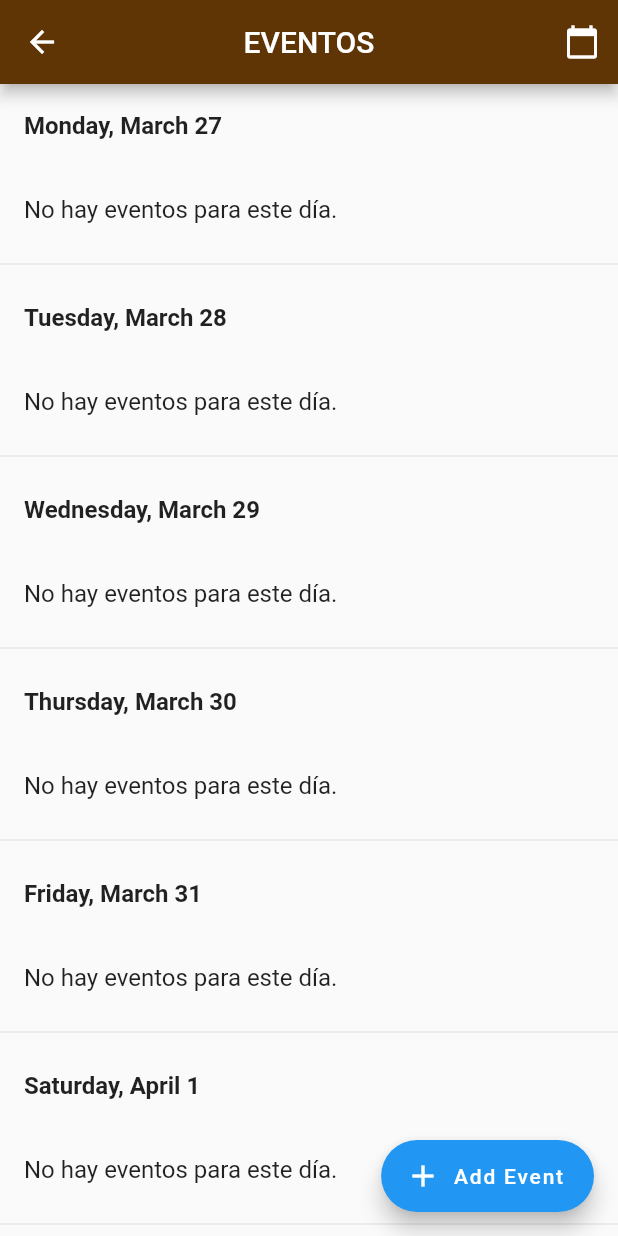
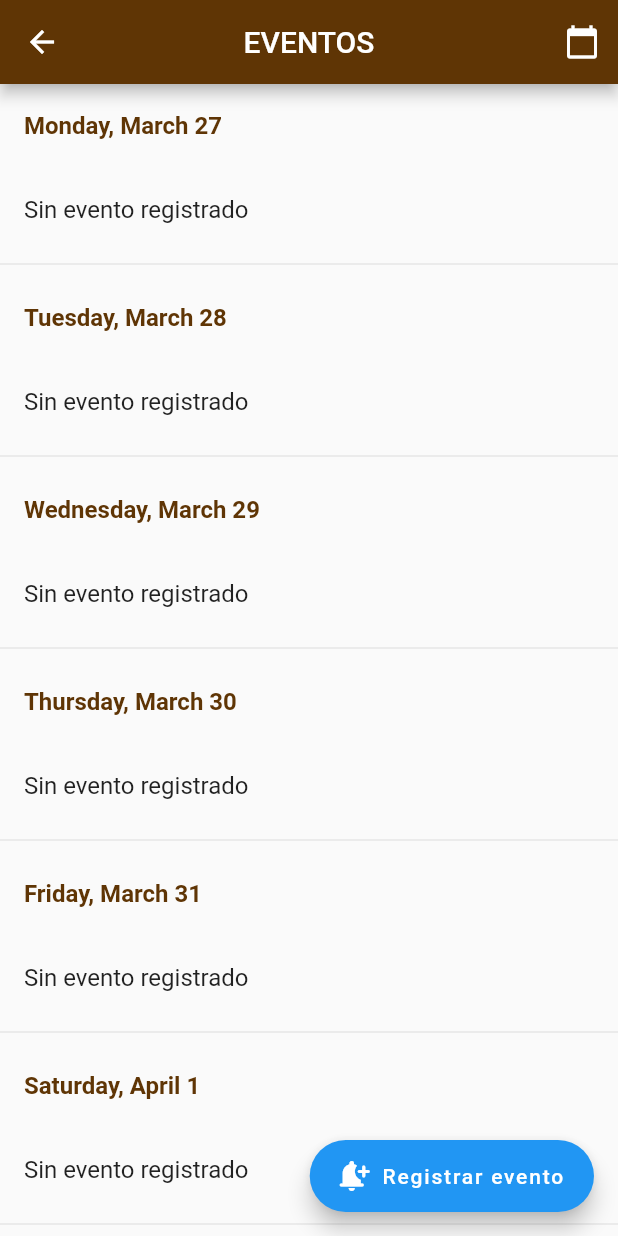
Before and after one commit to angelestrada99/Programacion_movil_7, a Flutter app: the EventScreen screen opened by its route, after a tap on the "list" icon, on a phone screen of 412 x 824 dp. Run offline on Flutter 3.47's test engine with Material 2 defaults, Android fonts, the phone set to English and light mode, and no system bars; our stand-ins replace concentric_transition, email_validator, get, image_picker, lottie, shared_preferences and 4 more; missing offline and left inert: day_night_switcher; accounts and stored records are empty.

Commit message:
practica4

```diff
--- a/lib/main.dart
+++ b/lib/main.dart
@@ -5,13 +5,14 @@ import 'package:flutter_1/pages/onboarding_page.dart';
 import 'package:flutter_1/provider/flags_provider.dart';
 import 'package:flutter_1/provider/theme_provider.dart';
 import 'package:flutter_1/routes.dart';
+import 'package:intl/date_symbol_data_local.dart';
 import 'package:provider/provider.dart';
 import 'package:sizer/sizer.dart';
 
 void main() async {
   WidgetsFlutterBinding.ensureInitialized;
   //await Firebase.initializeApp();
-  runApp(MyApp());
+  initializeDateFormatting().then((_) => runApp(MyApp()));
 }
 
 class MyApp extends StatelessWidget {
--- a/lib/screens/add_post_screen.dart
+++ b/lib/screens/add_post_screen.dart
@@ -30,8 +30,8 @@ class _AddPostScreenState extends State<AddPostScreen> {
           padding: EdgeInsets.all(15),
           height: 350,
           decoration: BoxDecoration(
-            color: Colors.amber,
-            border: Border.all(color: Colors.greenAccent),
+            color: Colors.green,
+            border: Border.all(color: Colors.black),
           ),
           child: Column(
             //mainAxisAlignment: MainAxisAlignment.center,
--- a/lib/screens/events_screen.dart
+++ b/lib/screens/events_screen.dart
@@ -1,6 +1,10 @@
+import 'package:day_night_switcher/day_night_switcher.dart';
+import 'package:flutter_1/provider/theme_provider.dart';
+import 'package:flutter_1/settings/styles_settings.dart';
 import 'package:intl/intl.dart';
 import 'package:flutter/material.dart';
 import 'package:flutter_1/models/evento_model.dart';
+import 'package:provider/provider.dart';
 import 'package:table_calendar/table_calendar.dart';
 import 'package:flutter_1/database/database_helper.dart';
 
@@ -10,6 +14,7 @@ class EventScreen extends StatefulWidget {
 }
 
 class _EventScreenState extends State<EventScreen> {
+  bool isDarkModeEnabled = false;
   Map<DateTime, List<EventoModel>>? selectedEvents;
   CalendarFormat format = CalendarFormat.month;
   DateTime selectedDay = DateTime.now();
@@ -18,7 +23,7 @@ class _EventScreenState extends State<EventScreen> {
   bool isCalendarView = true;
   EventoModel? evento;
 
-  TextEditingController _eventController = TextEditingController();
+  final TextEditingController _eventController = TextEditingController();
 
   @override
   void initState() {
@@ -49,14 +54,16 @@ class _EventScreenState extends State<EventScreen> {
 
   @override
   Widget build(BuildContext context) {
+    ThemeProvider theme = Provider.of<ThemeProvider>(context);
     return Scaffold(
       appBar: AppBar(
-        title: Text("EVENTOS"),
+        title: const Text("EVENTOS"),
         centerTitle: true,
         actions: [
           IconButton(
-            icon:
-                isCalendarView ? Icon(Icons.list) : Icon(Icons.calendar_today),
+            icon: isCalendarView
+                ? const Icon(Icons.list)
+                : const Icon(Icons.calendar_today),
             onPressed: () {
               setState(() {
                 isCalendarView = !isCalendarView;
@@ -69,7 +76,7 @@ class _EventScreenState extends State<EventScreen> {
         future: database!.getAllEventos(),
         builder: (context, snapshot) {
           if (snapshot.connectionState == ConnectionState.waiting) {
-            return Center(child: CircularProgressIndicator());
+            return const Center(child: CircularProgressIndicator());
           } else if (snapshot.hasData) {
             selectedEvents = {};
             for (var evento in snapshot.data!) {
@@ -80,9 +87,11 @@ class _EventScreenState extends State<EventScreen> {
               selectedEvents![fechaEvento]!.add(evento);
             }
             return isCalendarView
-                ? Column(
+                ? SingleChildScrollView(
+                    child: Column(
                       children: [
                         TableCalendar(
+                          locale: 'es_Es',
                           focusedDay: selectedDay,
                           firstDay: DateTime.utc(2023, 01, 01),
                           lastDay: DateTime.utc(2024, 01, 01),
@@ -96,7 +105,8 @@ class _EventScreenState extends State<EventScreen> {
                           daysOfWeekVisible: true,
 
                           //Day Changed
-                        onDaySelected: (DateTime selectDay, DateTime focusDay) {
+                          onDaySelected:
+                              (DateTime selectDay, DateTime focusDay) {
                             setState(() {
                               selectedDay = selectDay;
                               focusedDay = focusDay;
@@ -115,17 +125,10 @@ class _EventScreenState extends State<EventScreen> {
                               shape: BoxShape.rectangle,
                               borderRadius: BorderRadius.circular(5.0),
                             ),
-                          selectedTextStyle: TextStyle(color: Colors.white),
+                            selectedTextStyle:
+                                const TextStyle(color: Colors.white),
                             todayDecoration: BoxDecoration(
-                            color: Color.fromARGB(255, 135, 67, 180),
-                            shape: BoxShape.rectangle,
-                            borderRadius: BorderRadius.circular(5.0),
-                          ),
-                          defaultDecoration: BoxDecoration(
-                            shape: BoxShape.rectangle,
-                            borderRadius: BorderRadius.circular(5.0),
-                          ),
-                          weekendDecoration: BoxDecoration(
+                              color: const Color.fromARGB(255, 135, 67, 180),
                               shape: BoxShape.rectangle,
                               borderRadius: BorderRadius.circular(5.0),
                             ),
@@ -136,10 +139,10 @@ class _EventScreenState extends State<EventScreen> {
                             titleCentered: true,
                             formatButtonShowsNext: false,
                             formatButtonDecoration: BoxDecoration(
-                            color: Colors.blue,
+                              color: Colors.orange,
                               borderRadius: BorderRadius.circular(5.0),
                             ),
-                          formatButtonTextStyle: TextStyle(
+                            formatButtonTextStyle: const TextStyle(
                               color: Colors.white,
                             ),
                           ),
@@ -150,43 +153,38 @@ class _EventScreenState extends State<EventScreen> {
                               if (events.isNotEmpty) {
                                 int daysDifference =
                                     date.difference(DateTime.now()).inDays;
-                              EventoModel eventito = events[0] as EventoModel;
-                              bool? completado = eventito.completado;
-                              if (daysDifference >= 1) {
-                                // Event is today
-                                decoration = BoxDecoration(
+                                EventoModel Eventstatus =
+                                    events[0] as EventoModel;
+                                bool? completado = Eventstatus.completado;
+                                if (daysDifference >= 2 && !completado!) {
+                                  decoration = const BoxDecoration(
                                     shape: BoxShape.rectangle,
                                     color: Colors.lime,
                                   );
-                                textStyle = TextStyle(color: Colors.white);
-                              } else if (daysDifference >= -1 &&
-                                  daysDifference < 1) {
-                                // Event is in 1 or 2 days
-                                decoration = BoxDecoration(
+                                  textStyle =
+                                      const TextStyle(color: Colors.white);
+                                } else if (daysDifference >= 0 &&
+                                    daysDifference < 2 &&
+                                    !completado!) {
+                                  decoration = const BoxDecoration(
                                     shape: BoxShape.rectangle,
                                     color: Colors.yellow,
                                   );
                                 } else if (daysDifference < 0 && !completado!) {
-                                // Event has passed and not completed
-                                decoration = BoxDecoration(
+                                  decoration = const BoxDecoration(
                                     shape: BoxShape.rectangle,
                                     color: Colors.red,
                                   );
-                                textStyle = TextStyle(color: Colors.white);
-                              } else if (daysDifference < 0 && completado!) {
-                                // Event has passed and not completed
-                                decoration = BoxDecoration(
+                                  textStyle =
+                                      const TextStyle(color: Colors.white);
+                                } else if (daysDifference < 0 && completado! ||
+                                    daysDifference >= 0 && completado!) {
+                                  decoration = const BoxDecoration(
                                     shape: BoxShape.rectangle,
                                     color: Colors.green,
                                   );
-                                textStyle = TextStyle(color: Colors.white);
-                              } else if (completado!) {
-                                // Event has passed and not completed
-                                decoration = BoxDecoration(
-                                  shape: BoxShape.rectangle,
-                                  color: Colors.green,
-                                );
-                                textStyle = TextStyle(color: Colors.white);
+                                  textStyle =
+                                      const TextStyle(color: Colors.white);
                                 }
                               }
                               return Container(
@@ -212,26 +210,27 @@ class _EventScreenState extends State<EventScreen> {
                                   ),
                                 ),
                                 IconButton(
-                                icon: Icon(Icons.visibility),
+                                  icon: const Icon(Icons.visibility),
                                   onPressed: () {
                                     Navigator.pushNamed(context, '/modify',
                                             arguments: event)
                                         .then((value) {
                                       setState(() {
-                                      Navigator.pushNamed(context, '/eventos');
+                                        Navigator.pushNamed(context, '/events');
                                       });
                                     });
                                   },
                                 ),
                                 IconButton(
-                                icon: Icon(Icons.delete),
+                                  icon: const Icon(Icons.delete),
                                   onPressed: () {
                                     showDialog(
                                         context: context,
                                         builder: (context) => AlertDialog(
-                                            title: Text('Confirmar borrado'),
-                                            content:
-                                                Text('Deseas borrar el post?'),
+                                              title: const Text(
+                                                  'Confirmar borrado'),
+                                              content: const Text(
+                                                  'Deseas borrar el post?'),
                                               actions: [
                                                 TextButton(
                                                     onPressed: () {
@@ -241,6 +240,15 @@ class _EventScreenState extends State<EventScreen> {
                                                               event.idEvento!,
                                                               'idEvento')
                                                           .then((value) {
+                                                        var msg = value > 0
+                                                            ? 'Evento eliminado'
+                                                            : 'Ocurrio un error';
+                                                        var snackBar = SnackBar(
+                                                            content: Text(msg));
+                                                        ScaffoldMessenger.of(
+                                                                context)
+                                                            .showSnackBar(
+                                                                snackBar);
                                                         setState(() {});
                                                       });
                                                       Navigator.pop(context);
@@ -259,13 +267,30 @@ class _EventScreenState extends State<EventScreen> {
                             ),
                           ),
                         ),
+                        const Divider(),
+                        const Text('TEMA',
+                            style: TextStyle(fontWeight: FontWeight.bold)),
+                        DayNightSwitcher(
+                          isDarkModeEnabled: isDarkModeEnabled,
+                          onStateChanged: (isDarkModeEnabled) {
+                            isDarkModeEnabled
+                                ? theme.setthemeData(
+                                    StylesSettings.darkTheme(context))
+                                : theme.setthemeData(
+                                    StylesSettings.lightTheme(context));
+                            this.isDarkModeEnabled = isDarkModeEnabled;
+                            setState(() {});
+                          },
+                        ),
                       ],
+                    ),
                   )
+                //VISTA DE LISTA
                 : Column(
                     children: [
                       Expanded(
                         child: ListView.builder(
-                          itemCount: 30, // número de días a mostrar en la lista
+                          itemCount: 31, // número de días a mostrar en la lista
                           itemBuilder: (context, index) {
                             final day =
                                 DateTime.now().add(Duration(days: index));
@@ -274,20 +299,16 @@ class _EventScreenState extends State<EventScreen> {
                               future:
                                   _getEventsfromDayList(DateTime.parse(fecha)),
                               builder: (context, snapshot) {
-                                if (snapshot.connectionState ==
-                                    ConnectionState.waiting) {
-                                  return CircularProgressIndicator(); // muestra un indicador de carga mientras se espera el resultado
-                                }
-
                                 final events = snapshot.data ?? [];
                                 return Column(
                                   children: [
                                     ListTile(
                                       title: Text(
                                         DateFormat('EEEE, MMMM d').format(day),
-                                        style: TextStyle(
+                                        style: const TextStyle(
                                             fontWeight: FontWeight.bold,
-                                        ),
+                                            color:
+                                                Color.fromARGB(255, 95, 53, 5)),
                                       ),
                                     ),
                                     if (events.isNotEmpty)
@@ -297,7 +318,8 @@ class _EventScreenState extends State<EventScreen> {
                                             children: [
                                               Text(event.dscEvento.toString()),
                                               IconButton(
-                                                icon: Icon(Icons.visibility),
+                                                icon: const Icon(
+                                                    Icons.visibility),
                                                 onPressed: () {
                                                   Navigator.pushNamed(
                                                           context, '/modify',
@@ -305,22 +327,22 @@ class _EventScreenState extends State<EventScreen> {
                                                       .then((value) {
                                                     setState(() {
                                                       Navigator.pushNamed(
-                                                          context, '/eventos');
+                                                          context, '/events');
                                                     });
                                                   });
                                                 },
                                               ),
                                               IconButton(
-                                                icon: Icon(Icons.delete),
+                                                icon: const Icon(Icons.delete),
                                                 onPressed: () {
                                                   showDialog(
                                                       context: context,
                                                       builder:
                                                           (context) =>
                                                               AlertDialog(
-                                                                title: Text(
+                                                                title: const Text(
                                                                     'Confirmar borrado'),
-                                                                content: Text(
+                                                                content: const Text(
                                                                     'Deseas borrar el post?'),
                                                                 actions: [
                                                                   TextButton(
@@ -332,6 +354,13 @@ class _EventScreenState extends State<EventScreen> {
                                                                                 event.idEvento!,
                                                                                 'idEvento')
                                                                             .then((value) {
+                                                                          var msg = value > 0
+                                                                              ? 'Evento eliminado'
+                                                                              : 'Ocurrio un error';
+                                                                          var snackBar =
+                                                                              SnackBar(content: Text(msg));
+                                                                          ScaffoldMessenger.of(context)
+                                                                              .showSnackBar(snackBar);
                                                                           setState(
                                                                               () {});
                                                                         });
@@ -357,11 +386,10 @@ class _EventScreenState extends State<EventScreen> {
                                         ),
                                       ),
                                     if (events.isEmpty)
-                                      ListTile(
-                                        title: Text(
-                                            'No hay eventos para este día.'),
+                                      const ListTile(
+                                        title: Text('Sin evento registrado'),
                                       ),
-                                    Divider(),
+                                    const Divider(),
                                   ],
                                 );
                               },
@@ -376,7 +404,7 @@ class _EventScreenState extends State<EventScreen> {
               child: Text("Error: ${snapshot.error}"),
             );
           } else {
-            return Center(
+            return const Center(
               child: Text("No events found."),
             );
           }
@@ -386,20 +414,28 @@ class _EventScreenState extends State<EventScreen> {
         onPressed: () => showDialog(
           context: context,
           builder: (context) => AlertDialog(
-            title: Text("Add Event"),
+            title: const Text("¿Que debemos recordar para este dia?"),
             content: TextFormField(
               controller: _eventController,
             ),
             actions: [
               TextButton(
-                child: Text("Cancel"),
+                child: const Text("Cancelar"),
                 onPressed: () => Navigator.pop(context),
               ),
               TextButton(
-                child: Text("Save"),
+                child: const Text(
+                  "Guardar",
+                  style: TextStyle(color: Colors.white),
+                ),
+                style: ElevatedButton.styleFrom(
+                    primary: Color.fromARGB(255, 95, 53, 5)),
                 onPressed: () {
                   if (_eventController.text.isEmpty) {
-                    print("Event name cannot be empty");
+                    var msg = ('Debes insertar una descripcion al evento');
+                    var snackBar = SnackBar(content: Text(msg));
+                    ScaffoldMessenger.of(context).showSnackBar(snackBar);
+                    setState(() {});
                   } else {
                     final evento = EventoModel(
                         dscEvento: _eventController.text,
@@ -407,6 +443,9 @@ class _EventScreenState extends State<EventScreen> {
                         completado: false);
                     database!.INSERT('tblEvento', evento.toMap());
                     _eventController.clear();
+                    var msg = ('Evento registrado');
+                    var snackBar = SnackBar(content: Text(msg));
+                    ScaffoldMessenger.of(context).showSnackBar(snackBar);
                     Navigator.pop(context);
                     setState(() {});
                   }
@@ -415,8 +454,8 @@ class _EventScreenState extends State<EventScreen> {
             ],
           ),
         ),
-        label: Text("Add Event"),
-        icon: Icon(Icons.add),
+        label: const Text("Registrar evento"),
+        icon: const Icon(Icons.notification_add_rounded),
       ),
     );
   }
--- a/pubspec.yaml
+++ b/pubspec.yaml
@@ -49,6 +49,7 @@ dependencies:
   get: ^4.6.5
   shared_preferences: ^2.0.18
   table_calendar: ^3.0.9
+  intl: ^0.18.0
   http: ^0.13.5
 
 dev_dependencies:
```
Also changed, not shown: lib/screens/modify_event_screen.dart (+17 -17 lines), lib/widgets/item_event_widget.dart (added, +416 -0 lines), pubspec.lock. Lines whose indentation alone changed are shown as unchanged.
